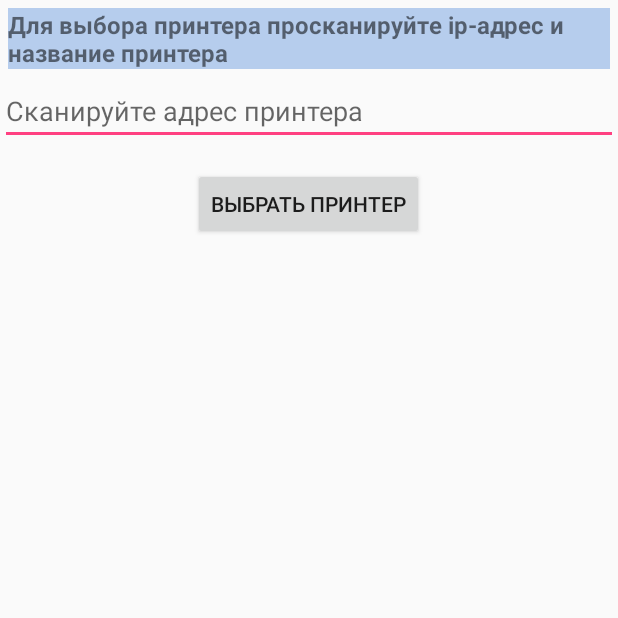
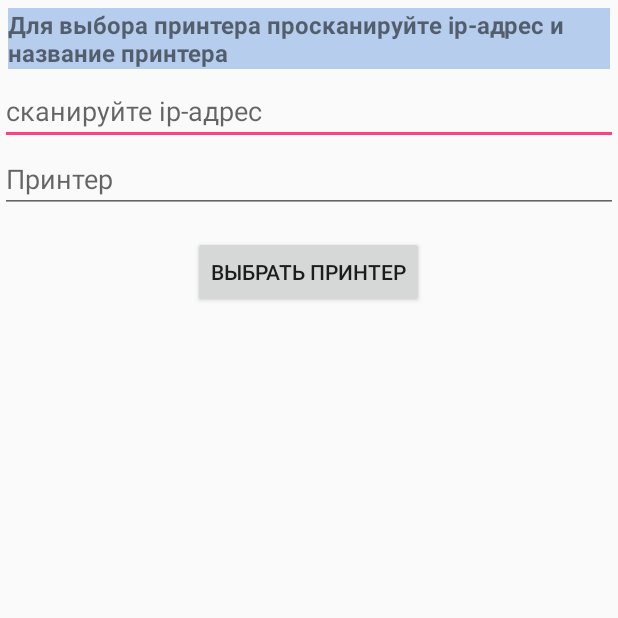
Before and after one commit to Tomas13/MobTerEnvelope, an Android app: the ChoosePrinterActivity screen opened directly, with no data from a screen before it, after a tap on "ВЫБРАТЬ ПРИНТЕР", on a phone screen of 412 x 824 dp, the top half of it. Run offline under Robolectric (Android 15) with nearby library versions, the phone set to English and light mode, and no system bars; our stand-ins replace ButterKnife, Dagger/Hilt's generated code; libraries missing offline, so code that uses them is left out: com.facebook.stetho; 1 statement that could not run was skipped.

Commit message:
version1.0 Sending to dropbox

```diff
--- a/app/src/main/AndroidManifest.xml
+++ b/app/src/main/AndroidManifest.xml
@@ -16,20 +16,16 @@
         android:supportsRtl="true"
         android:theme="@style/AppTheme">
         <activity android:name=".ui.main.MainActivity">
+
+        </activity>
+        <activity
+            android:name=".ui.login.LoginActivity"
+            android:configChanges="orientation|screenSize">
             <intent-filter>
                 <action android:name="android.intent.action.MAIN" />
 
                 <category android:name="android.intent.category.LAUNCHER" />
             </intent-filter>
-        </activity>
-        <activity
-            android:name=".ui.login.LoginActivity"
-            android:configChanges="orientation|screenSize">
-        <!--    <intent-filter>
-                <action android:name="android.intent.action.MAIN" />
-
-                <category android:name="android.intent.category.LAUNCHER" />
-            </intent-filter>-->
         </activity>
         <activity
             android:name=".ui.scan.ScanActivity"
--- a/app/src/main/java/kazpost/kz/mobterminal/ui/print/ChoosePrinterActivity.java
+++ b/app/src/main/java/kazpost/kz/mobterminal/ui/print/ChoosePrinterActivity.java
@@ -16,6 +16,55 @@ import kazpost.kz.mobterminal.ui.main.MainActivity;
 
 public class ChoosePrinterActivity extends BaseActivity {
 
+    @Inject
+    DataManager dataManager;
+
+    @BindView(R.id.et_ip_address)
+    EditText etIpAddress;
+    @BindView(R.id.et_printer_name)
+    EditText etPrinterName;
+//    @BindView(R.id.et_server_address)
+//    EditText etServerAddress;
+
+    @OnClick(R.id.btn_save_printer)
+    public void savePrinter() {
+
+//        String serverIp = ;
+        String printerName = etPrinterName.getText().toString();
+        String printerIp = etIpAddress.getText().toString();
+
+        if (printerName.length() > 0 && printerIp.length() > 0) {
+            dataManager.savePrinter(printerIp, printerName);
+            startActivity(this, new MainActivity());
+            this.finish();
+        }else{
+            onErrorToast("Сканируйте ip-адрес и название");
+        }
+    }
+
+    @Override
+    protected void onCreate(Bundle savedInstanceState) {
+        super.onCreate(savedInstanceState);
+        setContentView(R.layout.activity_choose_printer);
+
+        ButterKnife.bind(this);
+        getActivityComponent().inject(this);
+
+        getPrinter();
+
+    }
+
+    private void getPrinter() {
+        if(dataManager.getPrinterIp() != null && dataManager.getPrinterName() != null){
+            if (dataManager.getPrinterIp().length() > 0 && dataManager.getPrinterName().length()>0){
+                etIpAddress.setText(dataManager.getPrinterIp());
+                etPrinterName.setText(dataManager.getPrinterName());
+            }
+        }
+    }
+
+
+/*
     @Inject
     DataManager dataManager;
 
@@ -82,6 +131,7 @@ public class ChoosePrinterActivity extends BaseActivity {
 //            etPrinterName.setText(dataManager.getPrinterName());
         }
     }
+*/
 
 
 }
--- a/app/src/main/res/layout/activity_choose_printer.xml
+++ b/app/src/main/res/layout/activity_choose_printer.xml
@@ -10,33 +10,33 @@
 
 
     <TextView
-        android:id="@+id/tv_server"
+        android:visibility="gone"
         android:layout_width="match_parent"
         android:layout_height="wrap_content"
-        android:layout_margin="10dp"
         android:background="@color/colorBlueLight"
         android:text="IP-адрес"
-        android:visibility="gone" />
+        android:id="@+id/tv_server"
+        android:layout_margin="10dp"/>
 
     <EditText
-        android:id="@+id/et_server_address"
+        android:visibility="gone"
+        android:layout_margin="5dp"
+        android:layout_below="@id/tv_server"
         android:layout_width="match_parent"
         android:layout_height="wrap_content"
-        android:layout_below="@id/tv_server"
-        android:layout_margin="5dp"
         android:hint="ip-адрес сервера"
-        android:visibility="gone" />
+        android:id="@+id/et_server_address"/>
 
     <TextView
+        android:background="@color/colorBlueLight"
+        android:layout_below="@id/et_server_address"
         android:id="@+id/tv_scan_ip"
         android:layout_width="match_parent"
         android:layout_height="wrap_content"
-        android:layout_below="@id/et_server_address"
         android:layout_margin="5dp"
-        android:background="@color/colorBlueLight"
+        android:textStyle="bold"
         android:text="@string/scanipname"
-        android:textSize="16sp"
-        android:textStyle="bold" />
+        android:textSize="16sp" />
 
     <LinearLayout
         android:id="@+id/ll_printer_info"
@@ -46,24 +46,16 @@
         android:orientation="vertical">
 
         <EditText
-            android:id="@+id/et_printer_barcode"
-            android:layout_width="match_parent"
-            android:layout_height="wrap_content"
-            android:hint="Сканируйте адрес принтера" />
-
-        <EditText
             android:id="@+id/et_ip_address"
             android:layout_width="match_parent"
             android:layout_height="wrap_content"
-            android:hint="@string/ip_address"
-            android:visibility="gone" />
+            android:hint="@string/ip_address" />
 
         <EditText
             android:id="@+id/et_printer_name"
             android:layout_width="match_parent"
             android:layout_height="wrap_content"
-            android:hint="@string/printer_name"
-            android:visibility="gone" />
+            android:hint="@string/printer_name" />
 
     </LinearLayout>
 
```
